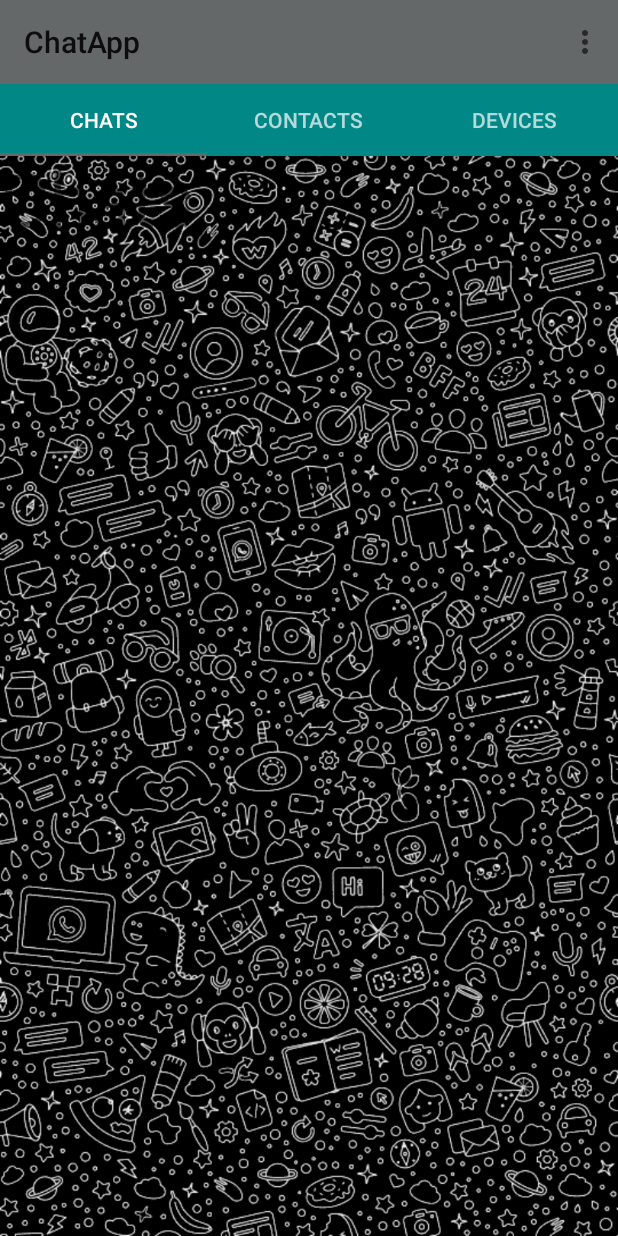
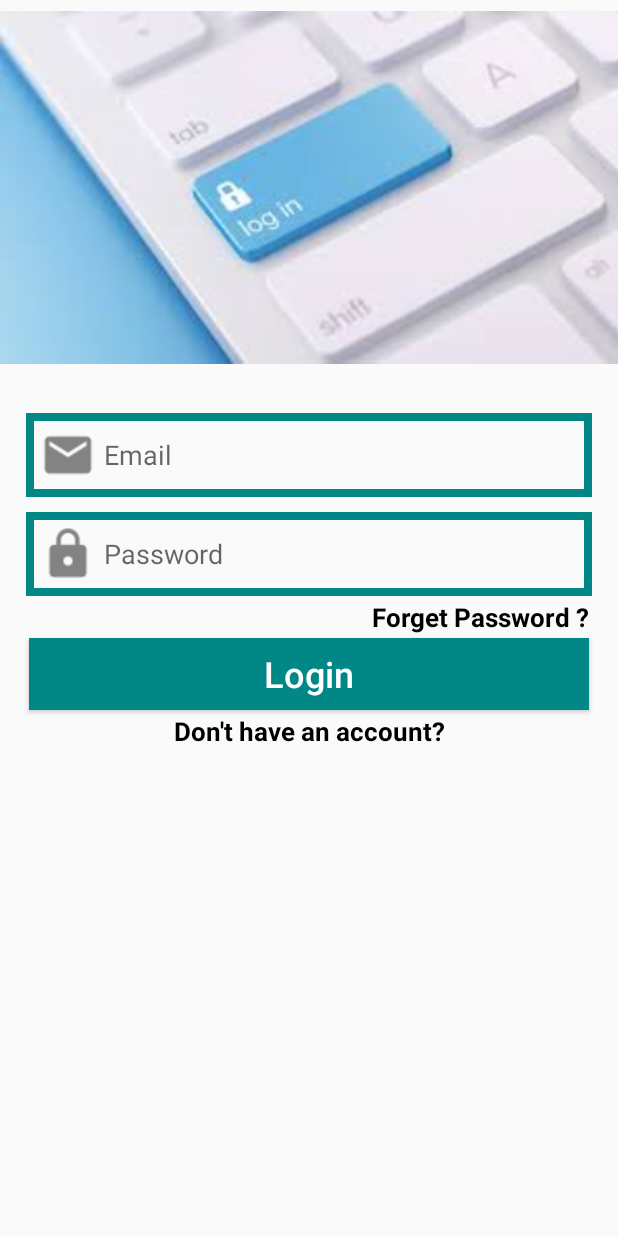
Before and after one commit to sheiiz/e18-co225-android-bluetooth-chatapp, an Android app: the screen it shows after launch (MainActivity before the commit, LoginActivity after it), on a phone screen of 412 x 824 dp. Run offline under Robolectric (Android 15) with nearby library versions, the phone set to English and light mode, and no system bars; our stand-ins replace Firebase (no records; nobody signed in at launch, a user with empty details on screens opened directly).

Commit message:
Create Exit,login,register pages with functions

```diff
--- a/app/build.gradle
+++ b/app/build.gradle
@@ -1,5 +1,6 @@
 plugins {
     id 'com.android.application'
+    id 'com.google.gms.google-services'
 }
 
 android {
@@ -33,6 +34,9 @@ dependencies {
     implementation 'com.google.android.material:material:1.5.0'
     implementation 'androidx.constraintlayout:constraintlayout:2.1.3'
     implementation 'androidx.legacy:legacy-support-v4:1.0.0'
+    implementation 'com.google.firebase:firebase-auth:19.2.0'
+    implementation 'com.google.firebase:firebase-database:19.2.1'
+    implementation 'com.google.firebase:firebase-storage:19.1.1'
     testImplementation 'junit:junit:4.13.2'
     androidTestImplementation 'androidx.test.ext:junit:1.1.3'
     androidTestImplementation 'androidx.test.espresso:espresso-core:3.4.0'
--- /dev/null
+++ b/app/src/main/java/com/example/chatapp/LoginActivity.java
@@ -0,0 +1,114 @@
+package com.example.chatapp;
+
+import androidx.annotation.NonNull;
+import androidx.appcompat.app.AppCompatActivity;
+
+import android.app.ProgressDialog;
+import android.content.Intent;
+import android.os.Bundle;
+import android.text.TextUtils;
+import android.view.View;
+import android.widget.Button;
+import android.widget.EditText;
+import android.widget.TextView;
+import android.widget.Toast;
+
+import com.google.android.gms.tasks.OnCompleteListener;
+import com.google.android.gms.tasks.Task;
+import com.google.firebase.auth.AuthResult;
+import com.google.firebase.auth.FirebaseAuth;
+import com.google.firebase.auth.FirebaseUser;
+
+public class LoginActivity extends AppCompatActivity {
+    private FirebaseUser currentUser;
+    private Button LoginButton;
+    private EditText UserEmail,UserPassword;
+    private TextView NeedNewAccountLink,ForgetPasswordLink;
+    private FirebaseAuth mAuth;
+    private ProgressDialog loadingBar;
+    @Override
+    protected void onCreate(Bundle savedInstanceState) {
+        super.onCreate(savedInstanceState);
+        setContentView(R.layout.activity_login);
+
+        mAuth=FirebaseAuth.getInstance();
+        currentUser=mAuth.getCurrentUser();
+        InitializedFields();
+        NeedNewAccountLink.setOnClickListener(new View.OnClickListener() {
+            @Override
+            public void onClick(View view) {
+                sendUserToRegisterActivity();
+
+            }
+        });
+        LoginButton.setOnClickListener(new View.OnClickListener() {
+            @Override
+            public void onClick(View view) {
+                AllowUserToLogin();
+            }
+        });
+    }
+
+    private void AllowUserToLogin() {
+        String email= UserEmail.getText().toString();
+        String password= UserPassword.getText().toString();
+        if(TextUtils.isEmpty(email)){
+            Toast.makeText(this, "Please enter your email...", Toast.LENGTH_SHORT).show();
+        }
+        if(TextUtils.isEmpty(password)){
+            Toast.makeText(this, "Please enter your password...", Toast.LENGTH_SHORT).show();
+        }
+        else{
+            loadingBar.setTitle("Log In");
+            loadingBar.setMessage("Please wait... ");
+            loadingBar.setCanceledOnTouchOutside(true);
+            loadingBar.show();
+            mAuth.signInWithEmailAndPassword(email,password)
+                    .addOnCompleteListener(new OnCompleteListener<AuthResult>() {
+                        @Override
+                        public void onComplete(@NonNull Task<AuthResult> task) {
+                            if(task.isSuccessful()){
+                                sendUserToMainActivity();
+                                Toast.makeText(LoginActivity.this, "Login Successfully", Toast.LENGTH_SHORT).show();
+
+                            }
+                            else{
+                                String message = task.getException().toString();
+                                Toast.makeText(LoginActivity.this, "Error : "+message, Toast.LENGTH_SHORT).show();
+
+                            }
+                            loadingBar.dismiss();
+                        }
+                    });
+        }
+    }
+
+    private void InitializedFields() {
+        LoginButton = (Button) findViewById(R.id.login_button);
+        UserEmail = (EditText) findViewById(R.id.login_email);
+        UserPassword = (EditText) findViewById(R.id.login_password);
+        NeedNewAccountLink = (TextView) findViewById(R.id.do_not_have_account_link);
+        ForgetPasswordLink = (TextView) findViewById(R.id.forget_password_link);
+        loadingBar = new ProgressDialog(this);
+
+
+
+    }
+
+    @Override
+    protected void onStart() {
+        super.onStart();
+        if(currentUser != null){
+            sendUserToMainActivity();
+        }
+    }
+
+    private void sendUserToMainActivity() {
+        Intent loginIntent = new Intent(LoginActivity.this,MainActivity.class);
+        startActivity(loginIntent);
+    }
+    private void sendUserToRegisterActivity() {
+        Intent registerIntent = new Intent(LoginActivity.this,RegisterActivity.class);
+        startActivity(registerIntent);
+    }
+}
--- a/app/src/main/java/com/example/chatapp/MainActivity.java
+++ b/app/src/main/java/com/example/chatapp/MainActivity.java
@@ -12,6 +12,8 @@ import androidx.appcompat.widget.Toolbar;
 import androidx.viewpager.widget.ViewPager;
 
 import com.google.android.material.tabs.TabLayout;
+import com.google.firebase.auth.FirebaseAuth;
+import com.google.firebase.auth.FirebaseUser;
 
 public class MainActivity extends AppCompatActivity {
     private Toolbar mToolbar;
@@ -19,10 +21,16 @@ public class MainActivity extends AppCompatActivity {
     private TabLayout myTabLayout;
     private TabAccessAdapter myTabAccessAdapter;
 
+    private FirebaseUser currentUser;
+    private FirebaseAuth mAuth;
+
     @Override
     protected void onCreate(Bundle savedInstanceState) {
         super.onCreate(savedInstanceState);
         setContentView(R.layout.activity_main);
+
+        mAuth=FirebaseAuth.getInstance();
+        currentUser=mAuth.getCurrentUser();
 
         mToolbar=findViewById(R.id.main_page_toolbar);
         setSupportActionBar(mToolbar);
@@ -34,6 +42,19 @@ public class MainActivity extends AppCompatActivity {
 
         myTabLayout=findViewById(R.id.main_tabs);
         myTabLayout.setupWithViewPager(myViewPager);
+    }
+
+    @Override
+    protected void onStart() {
+        super.onStart();
+        if(currentUser == null){
+            sendUserToLoginActivity();
+        }
+    }
+
+    private void sendUserToLoginActivity() {
+        Intent loginIntent = new Intent(MainActivity.this,LoginActivity.class);
+        startActivity(loginIntent);
     }
 
     @Override
@@ -51,7 +72,8 @@ public class MainActivity extends AppCompatActivity {
             startActivity(groupIntent);
         }
         if(item.getItemId()==R.id.main_exit_option){
-            finish();
+            mAuth.signOut();
+            sendUserToLoginActivity();
         }
 
         return super.onOptionsItemSelected(item);
--- /dev/null
+++ b/app/src/main/res/layout/activity_login.xml
@@ -0,0 +1,112 @@
+<?xml version="1.0" encoding="utf-8"?>
+<RelativeLayout xmlns:android="http://schemas.android.com/apk/res/android"
+    xmlns:app="http://schemas.android.com/apk/res-auto"
+    xmlns:tools="http://schemas.android.com/tools"
+    android:layout_width="match_parent"
+    android:layout_height="match_parent"
+    tools:context=".LoginActivity">
+
+    <ScrollView
+        android:layout_width="match_parent"
+        android:layout_height="match_parent"
+        android:layout_alignParentStart="true"
+        android:layout_alignParentTop="true">
+
+        <RelativeLayout
+            android:layout_width="match_parent"
+            android:layout_height="wrap_content"
+            >
+            <ImageView
+                android:id="@+id/login_image"
+                android:layout_width="match_parent"
+                android:layout_height="250dp"
+                android:src="@drawable/login"
+                android:layout_alignParentStart="true"
+                android:layout_alignParentTop="true"
+                android:scaleType="fitCenter"
+                />
+            <EditText
+                android:id="@+id/login_email"
+                android:layout_width="match_parent"
+                android:layout_height="wrap_content"
+                android:layout_alignParentStart="true"
+                android:layout_below="@+id/login_image"
+                android:hint="Email"
+                android:inputType="textEmailAddress"
+                android:background="@drawable/inputs"
+                android:padding="4dp"
+                android:drawableStart="@drawable/email"
+                android:layout_marginTop="25dp"
+                android:layout_marginLeft="17dp"
+                android:layout_marginRight="17dp"
+                />
+            <EditText
+                android:id="@+id/login_password"
+                android:layout_width="match_parent"
+                android:layout_height="wrap_content"
+                android:layout_alignParentStart="true"
+                android:layout_below="@+id/login_email"
+                android:hint="Password"
+                android:inputType="textPassword"
+                android:background="@drawable/inputs"
+                android:padding="4dp"
+                android:drawableStart="@drawable/password"
+                android:layout_marginTop="10dp"
+                android:layout_marginLeft="17dp"
+                android:layout_marginRight="17dp"
+                />
+            <TextView
+                android:id="@+id/forget_password_link"
+                android:layout_width="match_parent"
+                android:layout_height="wrap_content"
+                android:layout_centerHorizontal="true"
+                android:layout_below="@+id/login_password"
+                android:text="Forget Password ?"
+
+                android:layout_marginTop="2dp"
+                android:layout_marginLeft="15dp"
+                android:layout_marginRight="23dp"
+                android:textAlignment="textEnd"
+                android:textSize="17sp"
+                android:textStyle="bold"
+                android:textColor="@color/black"
+                />
+
+            <Button
+                android:id="@+id/login_button"
+                android:layout_width="match_parent"
+                android:layout_height="wrap_content"
+                android:layout_below="@+id/forget_password_link"
+                android:padding="4dp"
+                android:layout_marginTop="2dp"
+                android:layout_marginLeft="19dp"
+                android:layout_marginRight="19dp"
+                android:text="Login"
+                android:textAllCaps="false"
+                android:textSize="24sp"
+                android:textColor="@android:color/background_light"
+                android:background="@drawable/buttons"
+                />
+
+            <TextView
+                android:id="@+id/do_not_have_account_link"
+                android:layout_width="match_parent"
+                android:layout_height="wrap_content"
+                android:layout_centerHorizontal="true"
+                android:layout_below="@+id/login_button"
+                android:text="Don't have an account?"
+
+                android:layout_marginTop="2dp"
+                android:layout_marginLeft="15dp"
+                android:layout_marginRight="23dp"
+                android:textAlignment="center"
+                android:textSize="17sp"
+                android:textStyle="bold"
+                android:textColor="@color/black"
+                />
+
+
+        </RelativeLayout>
+
+    </ScrollView>
+</RelativeLayout>
--- a/app/src/main/res/layout/fragment_contacts.xml
+++ b/app/src/main/res/layout/fragment_contacts.xml
@@ -7,8 +7,8 @@
 
     <!-- TODO: Update blank fragment layout -->
     <TextView
-        android:layout_width="match_parent"
-        android:layout_height="match_parent"
+        android:layout_width="wrap_content"
+        android:layout_height="wrap_content"
         android:text="Contacts"
         android:textSize="50dp" />
 
--- a/build.gradle
+++ b/build.gradle
@@ -1,4 +1,8 @@
-// Top-level build file where you can add configuration options common to all sub-projects/modules.
+buildscript {
+    dependencies {
+        classpath 'com.google.gms:google-services:4.3.3'
+    }
+}// Top-level build file where you can add configuration options common to all sub-projects/modules.
 plugins {
     id 'com.android.application' version '7.1.0' apply false
     id 'com.android.library' version '7.1.0' apply false
```
Also changed, not shown: app/src/main/AndroidManifest.xml (+9 -3 lines), app/src/main/java/com/example/chatapp/RegisterActivity.java (added, +100 -0 lines), app/src/main/res/layout/activity_connect_device.xml (added, +9 -0 lines), app/src/main/res/layout/activity_register.xml (added, +88 -0 lines), app/src/main/res/drawable/email.png (added), app/src/main/res/drawable/login.jpg (added), app/src/main/res/drawable/password.png (added), app/src/main/res/drawable/register.jpg (added), app/src/main/res/drawable/register_button.jpg (added), 1 other file.
